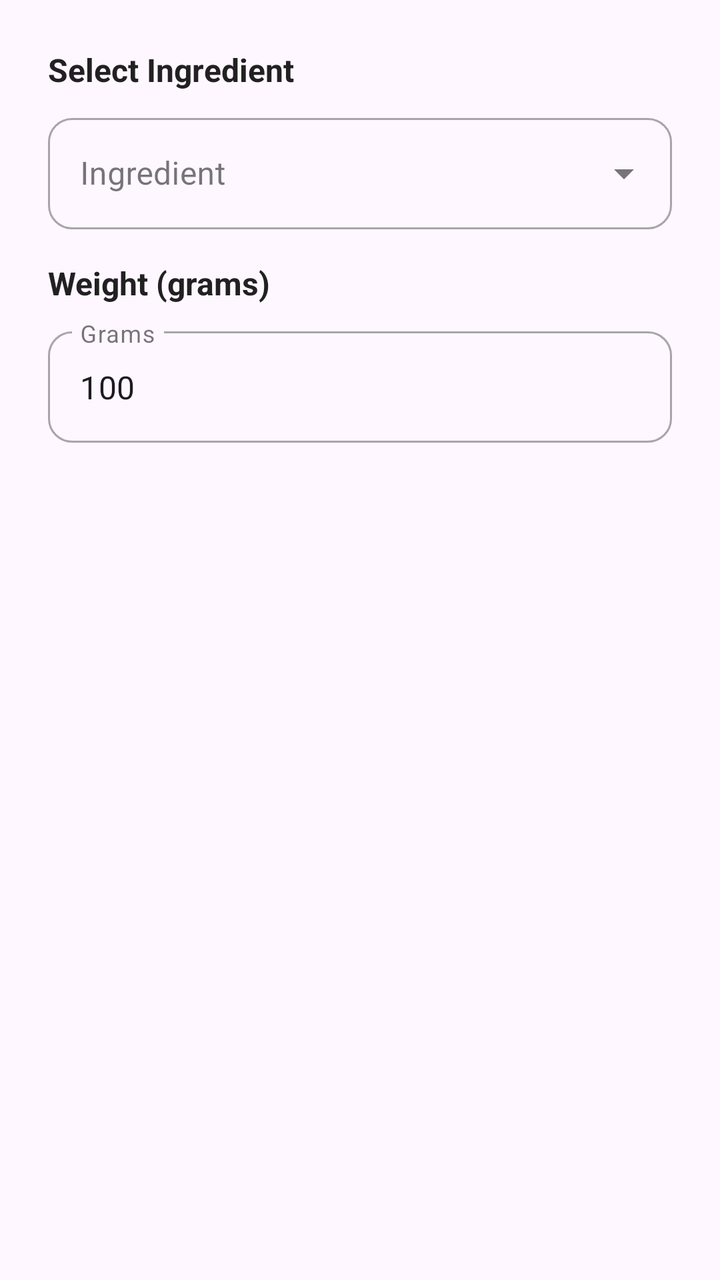
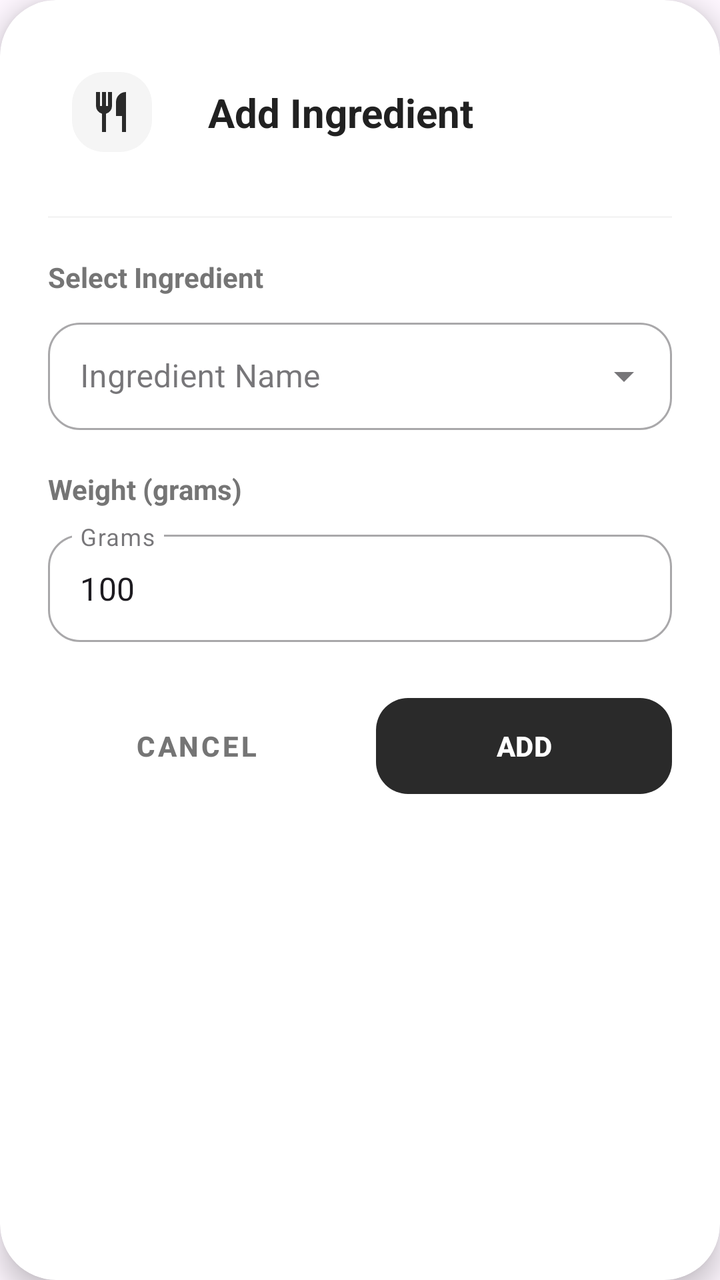

Before-and-after screenshots of an Android layout around one commit, followed by the original layout XML and the change that was made.
<!-- AndroidManifest.xml: application theme Theme.Nutriority -->
<!-- res/layout/dialog_add_ingredient.xml -->
<?xml version="1.0" encoding="utf-8"?>
<LinearLayout xmlns:android="http://schemas.android.com/apk/res/android"
    xmlns:app="http://schemas.android.com/apk/res-auto"
    android:layout_width="match_parent"
    android:layout_height="wrap_content"
    android:orientation="vertical"
    android:padding="24dp">

    <TextView
        android:layout_width="wrap_content"
        android:layout_height="wrap_content"
        android:text="Select Ingredient"
        android:textSize="16sp"
        android:textStyle="bold"
        android:textColor="#212121"
        android:layout_marginBottom="8dp"/>

    <com.google.android.material.textfield.TextInputLayout
        style="@style/Widget.MaterialComponents.TextInputLayout.OutlinedBox.ExposedDropdownMenu"
        android:layout_width="match_parent"
        android:layout_height="wrap_content"
        android:hint="Ingredient"
        app:boxCornerRadiusBottomEnd="12dp"
        app:boxCornerRadiusBottomStart="12dp"
        app:boxCornerRadiusTopEnd="12dp"
        app:boxCornerRadiusTopStart="12dp">

        <AutoCompleteTextView
            android:id="@+id/spinnerIngredient"
            android:layout_width="match_parent"
            android:layout_height="wrap_content"
            android:inputType="text"
            android:completionThreshold="1" />
    </com.google.android.material.textfield.TextInputLayout>

    <TextView
        android:layout_width="wrap_content"
        android:layout_height="wrap_content"
        android:text="Weight (grams)"
        android:textSize="16sp"
        android:textStyle="bold"
        android:textColor="#212121"
        android:layout_marginTop="16dp"
        android:layout_marginBottom="8dp"/>

    <com.google.android.material.textfield.TextInputLayout
        style="@style/Widget.MaterialComponents.TextInputLayout.OutlinedBox"
        android:layout_width="match_parent"
        android:layout_height="wrap_content"
        android:hint="Grams"
        app:boxCornerRadiusBottomEnd="12dp"
        app:boxCornerRadiusBottomStart="12dp"
        app:boxCornerRadiusTopEnd="12dp"
        app:boxCornerRadiusTopStart="12dp">

        <com.google.android.material.textfield.TextInputEditText
            android:id="@+id/etWeight"
            android:layout_width="match_parent"
            android:layout_height="wrap_content"
            android:inputType="number"
            android:text="100" />
    </com.google.android.material.textfield.TextInputLayout>

</LinearLayout>
<!-- resources referenced by this layout -->
<resources>
  <style name="Theme.Nutriority" parent="Base.Theme.Nutriority" />
  <style name="Base.Theme.Nutriority" parent="Theme.Material3.Light.NoActionBar">
          <item name="android:windowDrawsSystemBarBackgrounds">true</item>
          <item name="android:statusBarColor">@android:color/transparent</item>
          <item name="android:windowLightStatusBar">true</item>
          <item name="android:navigationBarColor">@android:color/transparent</item>
          <item name="android:windowLightNavigationBar" tools:ignore="NewApi">true</item>
          <item name="android:enforceNavigationBarContrast" tools:ignore="NewApi">false</item>
  
          
          <item name="colorPrimary">@color/primary_dark</item>
          <item name="colorOnPrimary">@color/white</item>
          <item name="colorSecondary">@color/secondary_dark</item>
          <item name="colorOnSecondary">@color/white</item>
          <item name="colorControlActivated">@color/primary_dark</item>
          
          <item name="colorSurface">@android:color/white</item>
          <item name="colorSurfaceVariant">@android:color/white</item>
  
          <item name="elevationOverlayEnabled">false</item>
  
          <item name="elevationOverlayColor">@android:color/transparent</item>
  
          <item name="colorSurfaceContainer">@android:color/white</item>
          <item name="colorSurfaceContainerLowest">@android:color/white</item>
          <item name="colorSurfaceContainerLow">@android:color/white</item>
          <item name="colorSurfaceContainerHigh">@android:color/white</item>
          <item name="colorSurfaceContainerHighest">@android:color/white</item>
          
          
          <item name="popupMenuStyle">@style/Theme.Nutriority.PopupMenu</item>
          <item name="android:popupMenuStyle">@style/Theme.Nutriority.PopupMenu</item>
      </style>
  <color name="primary_dark">#2A2A2A</color>
  <color name="white">#FFFFFFFF</color>
  <color name="secondary_dark">#1D1D1D</color>
  <style name="Theme.Nutriority.PopupMenu" parent="Widget.Material3.PopupMenu">
          <item name="android:itemBackground">@android:color/white</item>
          <item name="android:popupBackground">@drawable/bg_white_rounded_16</item>
      </style>
  <!-- drawable bg_white_rounded_16 (drawable) -->
  <?xml version="1.0" encoding="utf-8"?>
  <shape xmlns:android="http://schemas.android.com/apk/res/android">
      <solid android:color="@android:color/white" />
      <corners android:radius="16dp" />
  </shape>
</resources>

<!-- the commit's change to res/layout/dialog_add_ingredient.xml (unified diff, before → after) -->
@@ -1,64 +1,163 @@
 <?xml version="1.0" encoding="utf-8"?>
-<LinearLayout xmlns:android="http://schemas.android.com/apk/res/android"
+<com.google.android.material.card.MaterialCardView
+    xmlns:android="http://schemas.android.com/apk/res/android"
     xmlns:app="http://schemas.android.com/apk/res-auto"
+    xmlns:tools="http://schemas.android.com/tools"
     android:layout_width="match_parent"
     android:layout_height="wrap_content"
-    android:orientation="vertical"
-    android:padding="24dp">
+    app:cardCornerRadius="28dp"
+    app:cardElevation="8dp"
+    app:cardPreventCornerOverlap="false"
+    app:cardUseCompatPadding="false"
+    app:cardBackgroundColor="@android:color/white"
+    app:strokeWidth="0dp">
 
-    <TextView
-        android:layout_width="wrap_content"
-        android:layout_height="wrap_content"
-        android:text="Select Ingredient"
-        android:textSize="16sp"
-        android:textStyle="bold"
-        android:textColor="#212121"
-        android:layout_marginBottom="8dp"/>
-
-    <com.google.android.material.textfield.TextInputLayout
-        style="@style/Widget.MaterialComponents.TextInputLayout.OutlinedBox.ExposedDropdownMenu"
+    <androidx.constraintlayout.widget.ConstraintLayout
         android:layout_width="match_parent"
         android:layout_height="wrap_content"
-        android:hint="Ingredient"
-        app:boxCornerRadiusBottomEnd="12dp"
-        app:boxCornerRadiusBottomStart="12dp"
-        app:boxCornerRadiusTopEnd="12dp"
-        app:boxCornerRadiusTopStart="12dp">
+        android:padding="24dp">
 
-        <AutoCompleteTextView
-            android:id="@+id/spinnerIngredient"
+        <com.google.android.material.imageview.ShapeableImageView
+            android:id="@+id/dialog_icon"
+            android:layout_width="64dp"
+            android:layout_height="64dp"
+            android:scaleType="centerInside"
+            android:padding="12dp"
+            android:background="#F5F5F5"
+            android:src="@drawable/ic_restaurant"
+            app:layout_constraintStart_toStartOf="parent"
+            app:layout_constraintTop_toTopOf="parent"
+            app:shapeAppearanceOverlay="@style/ShapeAppearance.App.CornerSize16dp"
+            app:tint="@color/primary_dark" />
+
+        <TextView
+            android:id="@+id/dialogTitle"
+            android:layout_width="0dp"
+            android:layout_height="wrap_content"
+            android:layout_marginStart="16dp"
+            android:fontFamily="sans-serif"
+            android:text="Add Ingredient"
+            android:textStyle="bold"
+            android:textColor="#212121"
+            android:textSize="20sp"
+            app:layout_constraintBottom_toBottomOf="@+id/dialog_icon"
+            app:layout_constraintEnd_toEndOf="parent"
+            app:layout_constraintStart_toEndOf="@+id/dialog_icon"
+            app:layout_constraintTop_toTopOf="@+id/dialog_icon" />
+
+        <View
+            android:id="@+id/divider"
+            android:layout_width="0dp"
+            android:layout_height="1dp"
+            android:layout_marginTop="20dp"
+            android:background="#F5F5F5"
+            app:layout_constraintEnd_toEndOf="parent"
+            app:layout_constraintStart_toStartOf="parent"
+            app:layout_constraintTop_toBottomOf="@+id/dialog_icon" />
+
+        <TextView
+            android:id="@+id/tvLabelIngredient"
+            android:layout_width="wrap_content"
+            android:layout_height="wrap_content"
+            android:text="Select Ingredient"
+            android:textSize="14sp"
+            android:textStyle="bold"
+            android:textColor="#757575"
+            android:layout_marginTop="20dp"
+            app:layout_constraintStart_toStartOf="parent"
+            app:layout_constraintTop_toBottomOf="@id/divider"/>
+
+        <com.google.android.material.textfield.TextInputLayout
+            android:id="@+id/tilIngredient"
+            style="@style/Widget.MaterialComponents.TextInputLayout.OutlinedBox.ExposedDropdownMenu"
             android:layout_width="match_parent"
             android:layout_height="wrap_content"
-            android:inputType="text"
-            android:completionThreshold="1" />
-    </com.google.android.material.textfield.TextInputLayout>
+            android:layout_marginTop="8dp"
+            android:hint="Ingredient Name"
+            app:boxCornerRadiusBottomEnd="16dp"
+            app:boxCornerRadiusBottomStart="16dp"
+            app:boxCornerRadiusTopEnd="16dp"
+            app:boxCornerRadiusTopStart="16dp"
+            app:layout_constraintTop_toBottomOf="@id/tvLabelIngredient">
 
-    <TextView
-        android:layout_width="wrap_content"
-        android:layout_height="wrap_content"
-        android:text="Weight (grams)"
-        android:textSize="16sp"
-        android:textStyle="bold"
-        android:textColor="#212121"
-        android:layout_marginTop="16dp"
-        android:layout_marginBottom="8dp"/>
+            <AutoCompleteTextView
+                android:id="@+id/spinnerIngredient"
+                android:layout_width="match_parent"
+                android:layout_height="wrap_content"
+                android:completionThreshold="1"
+                android:inputType="text"
+                android:padding="16dp"
+                tools:ignore="SpeakableTextPresentCheck" />
+        </com.google.android.material.textfield.TextInputLayout>
 
-    <com.google.android.material.textfield.TextInputLayout
-        style="@style/Widget.MaterialComponents.TextInputLayout.OutlinedBox"
-        android:layout_width="match_parent"
-        android:layout_height="wrap_content"
-        android:hint="Grams"
-        app:boxCornerRadiusBottomEnd="12dp"
-        app:boxCornerRadiusBottomStart="12dp"
-        app:boxCornerRadiusTopEnd="12dp"
-        app:boxCornerRadiusTopStart="12dp">
+        <TextView
+            android:id="@+id/tvLabelWeight"
+            android:layout_width="wrap_content"
+            android:layout_height="wrap_content"
+            android:text="Weight (grams)"
+            android:textSize="14sp"
+            android:textStyle="bold"
+            android:textColor="#757575"
+            android:layout_marginTop="20dp"
+            app:layout_constraintStart_toStartOf="parent"
+            app:layout_constraintTop_toBottomOf="@id/tilIngredient"/>
 
-        <com.google.android.material.textfield.TextInputEditText
-            android:id="@+id/etWeight"
+        <com.google.android.material.textfield.TextInputLayout
+            android:id="@+id/tilWeight"
+            style="@style/Widget.MaterialComponents.TextInputLayout.OutlinedBox"
             android:layout_width="match_parent"
             android:layout_height="wrap_content"
-            android:inputType="number"
-            android:text="100" />
-    </com.google.android.material.textfield.TextInputLayout>
+            android:layout_marginTop="8dp"
+            android:hint="Grams"
+            app:boxCornerRadiusBottomEnd="16dp"
+            app:boxCornerRadiusBottomStart="16dp"
+            app:boxCornerRadiusTopEnd="16dp"
+            app:boxCornerRadiusTopStart="16dp"
+            app:layout_constraintTop_toBottomOf="@id/tvLabelWeight">
 
-</LinearLayout>
+            <com.google.android.material.textfield.TextInputEditText
+                android:id="@+id/etWeight"
+                android:layout_width="match_parent"
+                android:layout_height="wrap_content"
+                android:inputType="number"
+                android:text="100"
+                android:padding="16dp" />
+        </com.google.android.material.textfield.TextInputLayout>
+
+        <LinearLayout
+            android:layout_width="match_parent"
+            android:layout_height="wrap_content"
+            android:orientation="horizontal"
+            android:layout_marginTop="24dp"
+            app:layout_constraintTop_toBottomOf="@id/tilWeight"
+            app:layout_constraintBottom_toBottomOf="parent">
+
+            <com.google.android.material.button.MaterialButton
+                android:id="@+id/btnCancel"
+                style="@style/Widget.MaterialComponents.Button.TextButton"
+                android:layout_width="0dp"
+                android:layout_height="56dp"
+                android:layout_weight="1"
+                android:layout_marginEnd="8dp"
+                android:text="CANCEL"
+                android:textColor="#757575"
+                android:textStyle="bold"
+                app:cornerRadius="16dp" />
+
+            <com.google.android.material.button.MaterialButton
+                android:id="@+id/btnAdd"
+                android:layout_width="0dp"
+                android:layout_height="56dp"
+                android:layout_weight="1"
+                android:layout_marginStart="8dp"
+                android:text="ADD"
+                android:textStyle="bold"
+                android:textColor="@color/white"
+                app:backgroundTint="@color/primary_dark"
+                app:cornerRadius="16dp" />
+
+        </LinearLayout>
+
+    </androidx.constraintlayout.widget.ConstraintLayout>
+
+</com.google.android.material.card.MaterialCardView>
<!-- resource entries referenced after the edit -->
@@ -35,6 +35,15 @@
       </style>
   <color name="primary_dark">#2A2A2A</color>
   <color name="white">#FFFFFFFF</color>
+  <!-- drawable ic_restaurant (drawable) -->
+  <vector xmlns:android="http://schemas.android.com/apk/res/android" android:height="24dp" android:tint="#000000" android:viewportHeight="960" android:viewportWidth="960" android:width="24dp">
+        
+      <path android:fillColor="@android:color/white" android:pathData="M280,880L280,514Q229,500 194.5,458Q160,416 160,360L160,80L240,80L240,360L280,360L280,80L360,80L360,360L400,360L400,80L480,80L480,360Q480,416 445.5,458Q411,500 360,514L360,880L280,880ZM680,880L680,560L560,560L560,280Q560,197 618.5,138.5Q677,80 760,80L760,880L680,880Z"/>
+      
+  </vector>
+  <style name="ShapeAppearance.App.CornerSize16dp" parent="">
+          <item name="cornerSize">16dp</item>
+      </style>
   <color name="secondary_dark">#1D1D1D</color>
   <style name="Theme.Nutriority.PopupMenu" parent="Widget.Material3.PopupMenu">
           <item name="android:itemBackground">@android:color/white</item>
